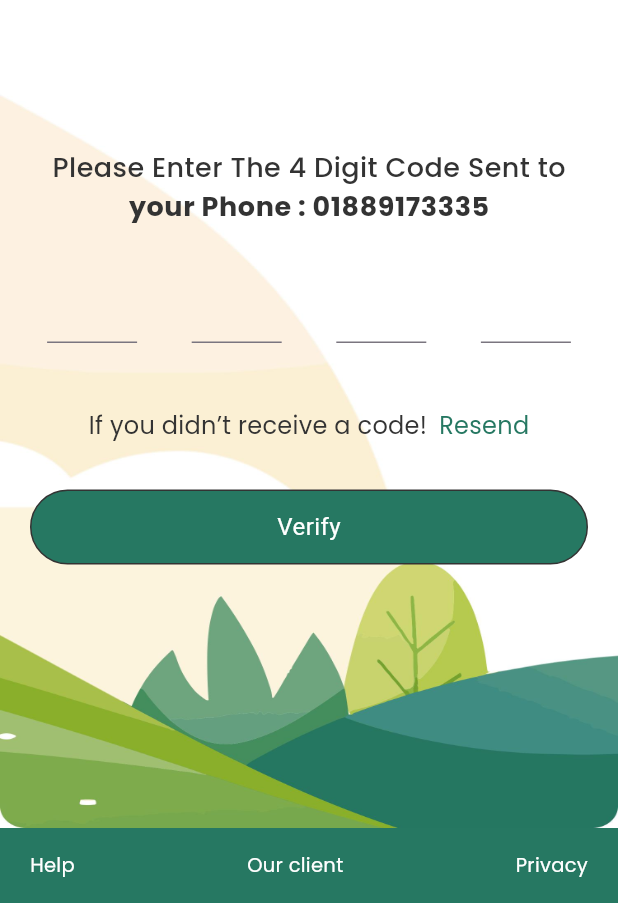
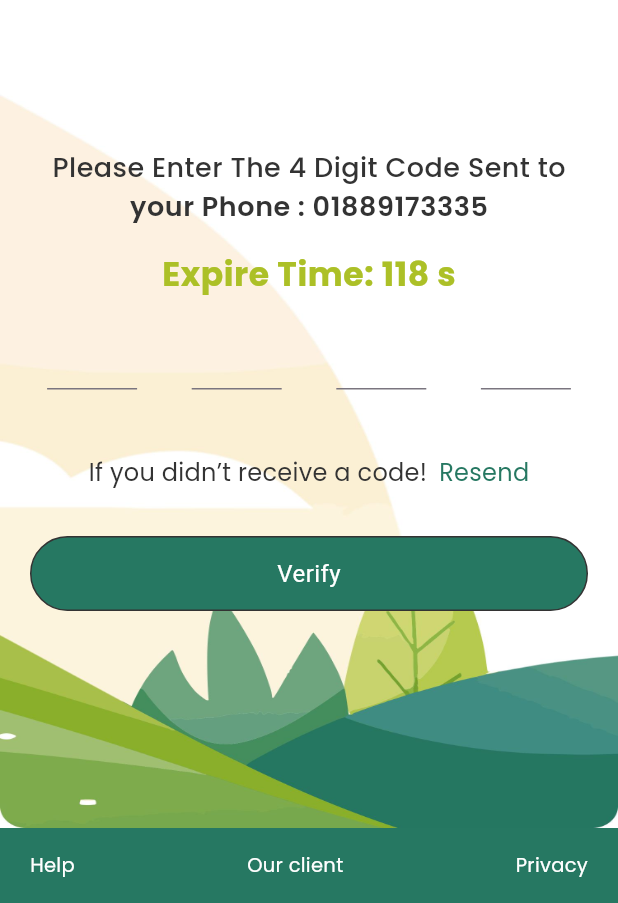
Before and after one commit to jibika52/jibika_plexus, a Flutter app: the screen it shows after launch, after a tap on "I Agree with Privacy-Police, and Teams-C", after a tap on "Finish", on a phone screen of 412 x 824 dp, the part 333-1236 px from its top. Run offline on Flutter 3.47's test engine with Material 3 defaults, Android fonts, the phone set to English and light mode, and no system bars; our stand-ins replace country_picker, flutter_svg, get_storage, google_fonts, marquee, pinput; statements that could not run were skipped.

Commit message:
Time Expire option Added

```diff
--- a/lib/View/Auth/OtpScreen/otp_screen.dart
+++ b/lib/View/Auth/OtpScreen/otp_screen.dart
@@ -1,3 +1,5 @@
+import 'dart:async';
+
 import 'package:flutter/material.dart';
 import 'package:google_fonts/google_fonts.dart';
 import 'package:jibika_plexus/CustomWidget/CustomBootomSplashBar/custom_bootom_splash_bar.dart';
@@ -22,11 +24,29 @@ class _OTPScreenState extends State<OTPScreen> {
   final TextEditingController _fieldThree = TextEditingController();
   final TextEditingController _fieldFour = TextEditingController();
   String? _otp;
+@override
+  void initState() {
+  Timer.periodic(const Duration(seconds: 1), (timer) {
+    print("timeeeee  eee   e eee ${timer.tick}");
+    if(timer.tick==120) {
+      timer.cancel();
+
+    }else{
+      setState(() {
+        count--;
+      });
+    }
+  });
+  // TODO: implement initState
+    super.initState();
+  }
+  int count=119;
 
   @override
   Widget build(BuildContext context) {
     double h=MediaQuery.of(context).size.height;
     double w=MediaQuery.of(context).size.width;
+
     return Scaffold(
       resizeToAvoidBottomInset: false,
          body: Container(
@@ -60,8 +80,10 @@ class _OTPScreenState extends State<OTPScreen> {
                          CustomImageSction(height: 115, width: 115, radius: 7, image: "Assets/Logo/jibikalogo.png"),
                          SizedBox(height: h*0.12,),
                          CustomText(fontSize: 18, fontWeight: FontWeight.w500, text: "Please Enter The 4 Digit Code Sent to", letterSpacing: 0.3),
-                         CustomText(fontSize: 18, fontWeight: FontWeight.w700, text: "your Phone : ${widget.phone_or_email}", letterSpacing: 0.4),
-                         SizedBox(height: h*0.03,),
+                         CustomText(fontSize: 18, fontWeight: FontWeight.w600, text: "your Phone : ${widget.phone_or_email}", letterSpacing: 0.4),
+                         SizedBox(height: h*0.02,),
+                         ColorCustomText(fontSize: 22, fontWeight: FontWeight.w700, text: "Expire Time: $count s", letterSpacing: 0.4,textColor: Main_Theme_textColor_tir_Condition),
+                         SizedBox(height: h*0.01,),
                          ///  CustomPinPut
                          Row(
                            mainAxisAlignment: MainAxisAlignment.spaceEvenly,
```
